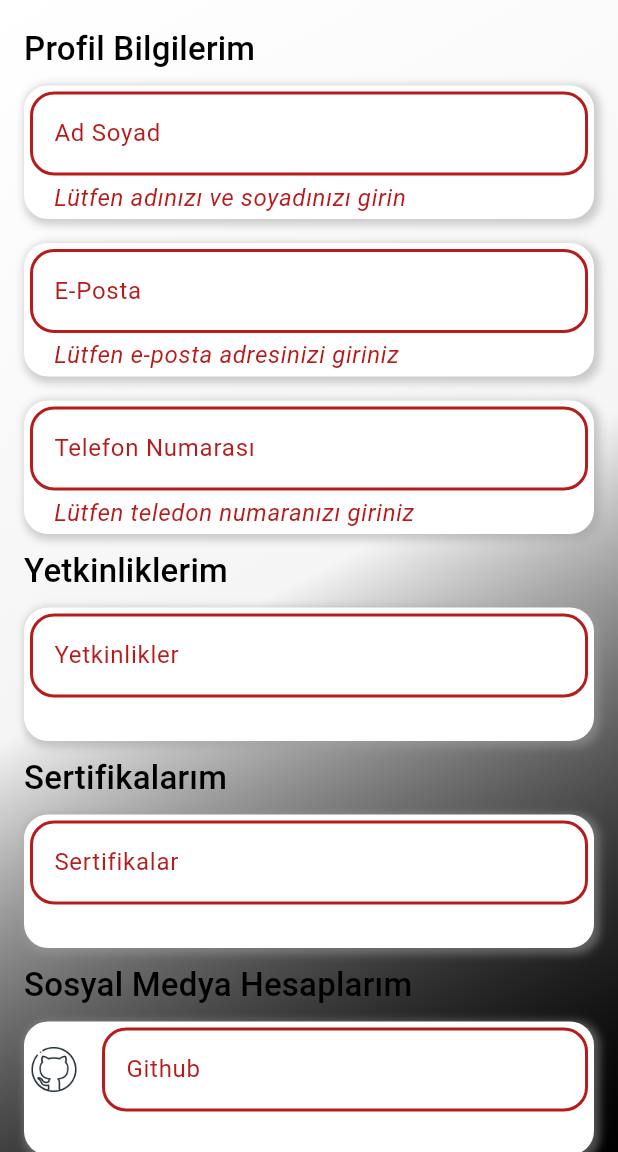
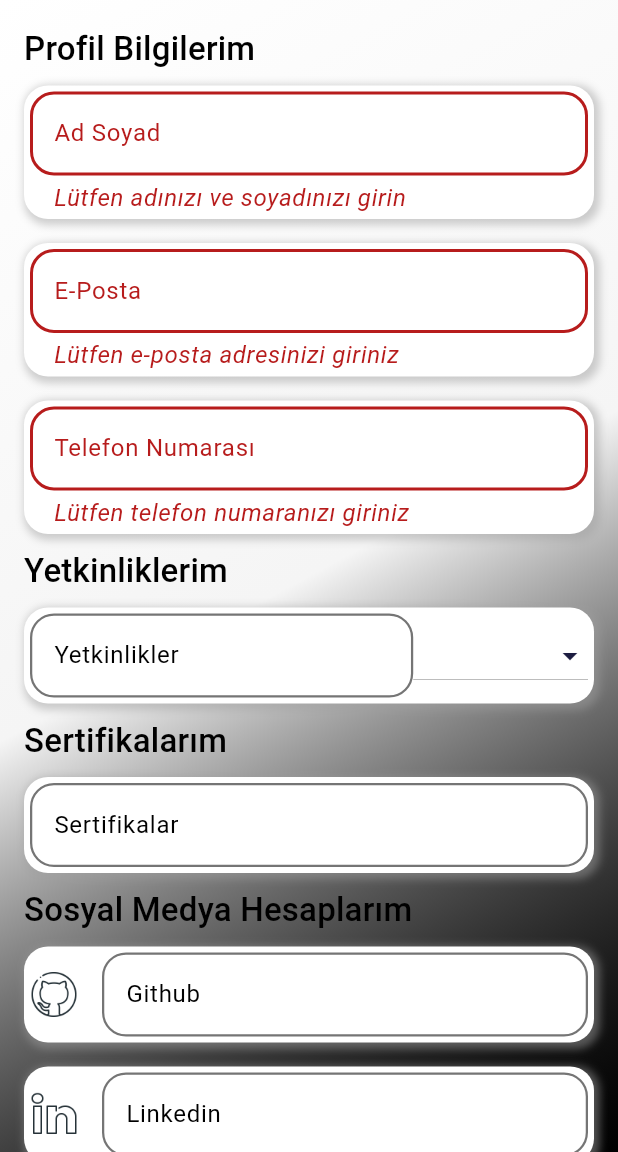
Before and after one commit to zehraCoskun/Tobeto-Mobile, a Flutter app: the ProfileEditPage screen opened by its route, after a tap on the "check circle outline" icon, on a phone screen of 412 x 824 dp, the part 84-1236 px from its top. Run offline on Flutter 3.47's test engine with Material 3 defaults, Android fonts, the phone set to English and light mode, and no system bars; our stand-ins replace bloc, flutter_bloc, lottie, share, syncfusion_flutter_calendar; network calls fail.

Commit message:
some bug fix

```diff
--- /dev/null
+++ b/tobeto_mobil/lib/pages/profile/profile_edit_page/info_title_widget.dart
@@ -0,0 +1,17 @@
+import 'package:flutter/material.dart';
+
+class InfoTitleWidget extends StatelessWidget {
+  const InfoTitleWidget({
+    super.key,
+    required this.title,
+  });
+  final String title;
+
+  @override
+  Widget build(BuildContext context) {
+    return Text(
+      title,
+      style: Theme.of(context).textTheme.titleMedium!.copyWith(fontSize: 22, color: Colors.black),
+    );
+  }
+}
--- a/tobeto_mobil/lib/pages/profile/profile_edit_page/profile_edit_page.dart
+++ b/tobeto_mobil/lib/pages/profile/profile_edit_page/profile_edit_page.dart
@@ -2,7 +2,8 @@ import 'package:flutter/material.dart';
 import 'package:tobeto_mobil/constants/image_text.dart';
 import 'package:tobeto_mobil/constants/pages/profile_text.dart';
 import 'package:tobeto_mobil/core/widgets/secondary_background.dart';
-import 'package:tobeto_mobil/pages/profile/profile_shadow.dart';
+import 'package:tobeto_mobil/pages/profile/profile_edit_page/info_title_widget.dart';
+import 'package:tobeto_mobil/pages/profile/profile_edit_page/profile_text_field.dart';
 import 'package:tobeto_mobil/utils/theme/theme_ios.dart';
 
 class ProfileEditPage extends StatefulWidget {
@@ -16,6 +17,13 @@ class _ProfileEditPage extends State<ProfileEditPage> {
   final TextEditingController _nameController = TextEditingController();
   final TextEditingController _emailController = TextEditingController();
   final TextEditingController _phoneController = TextEditingController();
+  final TextEditingController _competenceController = TextEditingController();
+  final TextEditingController _certificateController = TextEditingController();
+  final TextEditingController _githubController = TextEditingController();
+  final TextEditingController _linkedinController = TextEditingController();
+  final TextEditingController _facebookController = TextEditingController();
+  final TextEditingController _twitterController = TextEditingController();
+  final TextEditingController _instagramController = TextEditingController();
 
   @override
   Widget build(BuildContext context) {
@@ -59,72 +67,43 @@ class _ProfileEditPage extends State<ProfileEditPage> {
                   labelText: "E-Posta",
                   valueIsEmpty: "Lütfen e-posta adresinizi giriniz",
                 ),
-                ProfileTextField(controller: _phoneController, labelText: 'Telefon Numarası', valueIsEmpty: 'Lütfen teledon numaranızı giriniz'),
-                //!
-                InfoTitleWidget(title: "Yetkinliklerim"),
-                ProfileTextField(
-                  controller: _emailController,
+                ProfileTextField(controller: _phoneController, labelText: 'Telefon Numarası', valueIsEmpty: 'Lütfen telefon numaranızı giriniz'),
+                const InfoTitleWidget(title: "Yetkinliklerim"),
+                OptionalProfileTextField(
+                  controller: _competenceController,
                   labelText: "Yetkinlikler",
-                  valueIsEmpty: "",
+                  showDropDown: true,
                 ),
-                //!
                 const InfoTitleWidget(title: "Sertifikalarım"),
-                ProfileTextField(
-                  controller: _emailController,
+                OptionalProfileTextField(
+                  controller: _certificateController,
                   labelText: "Sertifikalar",
-                  valueIsEmpty: "",
                 ),
-                //!
                 const InfoTitleWidget(title: "Sosyal Medya Hesaplarım"),
-                ProfileTextField(
-                  controller: _emailController,
+                OptionalProfileTextField(
+                  controller: _githubController,
                   labelText: "Github",
-                  valueIsEmpty: "",
-                  icon: Image.asset(
-                    github,
-                    height: 32,
-                    width: 32,
-                  ),
+                  icon: Image.asset(github, height: 32, width: 32),
                 ),
-                ProfileTextField(
-                  controller: _emailController,
+                OptionalProfileTextField(
+                  controller: _linkedinController,
                   labelText: "Linkedin",
-                  valueIsEmpty: "",
-                  icon: Image.asset(
-                    linkedin,
-                    height: 32,
-                    width: 32,
-                  ),
+                  icon: Image.asset(linkedin, height: 32, width: 32),
                 ),
-                ProfileTextField(
-                  controller: _emailController,
+                OptionalProfileTextField(
+                  controller: _facebookController,
                   labelText: "Facebook",
-                  valueIsEmpty: "",
-                  icon: Image.asset(
-                    facebook,
-                    height: 32,
-                    width: 32,
-                  ),
+                  icon: Image.asset(facebook, height: 32, width: 32),
                 ),
-                ProfileTextField(
-                  controller: _emailController,
+                OptionalProfileTextField(
+                  controller: _twitterController,
                   labelText: "X",
-                  valueIsEmpty: "",
-                  icon: Image.asset(
-                    twitterX,
-                    height: 32,
-                    width: 32,
-                  ),
+                  icon: Image.asset(twitterX, height: 32, width: 32),
                 ),
-                ProfileTextField(
-                  controller: _emailController,
+                OptionalProfileTextField(
+                  controller: _instagramController,
                   labelText: "Instagram",
-                  valueIsEmpty: "",
-                  icon: Image.asset(
-                    instagram,
-                    height: 32,
-                    width: 32,
-                  ),
+                  icon: Image.asset(instagram, height: 32, width: 32),
                 ),
               ],
             ),
@@ -134,56 +113,3 @@ class _ProfileEditPage extends State<ProfileEditPage> {
     );
   }
 }
-
-class ProfileTextField extends StatelessWidget {
-  const ProfileTextField({
-    super.key,
-    required TextEditingController controller,
-    required this.labelText,
-    required this.valueIsEmpty,
-    this.icon,
-  }) : _controller = controller;
-
-  final TextEditingController _controller;
-  final String labelText;
-  final String valueIsEmpty;
-
-  final Widget? icon;
-  @override
-  Widget build(BuildContext context) {
-    return Container(
-      margin: const EdgeInsets.symmetric(vertical: 8),
-      padding: const EdgeInsets.all(4),
-      decoration: BoxDecoration(color: Colors.white, borderRadius: BorderRadius.circular(16), boxShadow: [ProfileShadow()]),
-      child: TextFormField(
-        controller: _controller,
-        decoration: InputDecoration(
-          labelText: labelText,
-          icon: icon,
-        ),
-        validator: (value) {
-          if (value!.isEmpty) {
-            return valueIsEmpty;
-          }
-          return null;
-        },
-      ),
-    );
-  }
-}
-
-class InfoTitleWidget extends StatelessWidget {
-  const InfoTitleWidget({
-    super.key,
-    required this.title,
-  });
-  final String title;
-
-  @override
-  Widget build(BuildContext context) {
-    return Text(
-      title,
-      style: Theme.of(context).textTheme.titleMedium!.copyWith(fontSize: 22, color: Colors.black),
-    );
-  }
-}
--- /dev/null
+++ b/tobeto_mobil/lib/pages/profile/profile_edit_page/profile_text_field.dart
@@ -0,0 +1,97 @@
+import 'package:flutter/material.dart';
+import 'package:tobeto_mobil/pages/profile/profile_shadow.dart';
+import 'package:tobeto_mobil/utils/theme/theme_ios.dart';
+
+class ProfileTextField extends StatelessWidget {
+  const ProfileTextField({
+    super.key,
+    required TextEditingController controller,
+    required this.labelText,
+    required this.valueIsEmpty,
+    this.icon,
+  }) : _controller = controller;
+
+  final TextEditingController _controller;
+  final String labelText;
+  final String valueIsEmpty;
+
+  final Widget? icon;
+  @override
+  Widget build(BuildContext context) {
+    return Container(
+      margin: const EdgeInsets.symmetric(vertical: 8),
+      padding: const EdgeInsets.all(4),
+      decoration: BoxDecoration(color: Colors.white, borderRadius: BorderRadius.circular(16), boxShadow: [ProfileShadow()]),
+      child: TextFormField(
+        controller: _controller,
+        decoration: InputDecoration(
+          labelText: labelText,
+          icon: icon,
+        ),
+        validator: (value) {
+          if (value!.isEmpty) {
+            return valueIsEmpty;
+          }
+          return null;
+        },
+      ),
+    );
+  }
+}
+
+class OptionalProfileTextField extends StatelessWidget {
+  const OptionalProfileTextField({
+    super.key,
+    required TextEditingController controller,
+    required this.labelText,
+    this.icon,
+    this.showDropDown = false,
+  }) : _controller = controller;
+
+  final TextEditingController _controller;
+  final String labelText;
+  final bool showDropDown;
+
+  final Widget? icon;
+  @override
+  Widget build(BuildContext context) {
+    return Container(
+      margin: const EdgeInsets.symmetric(vertical: 8),
+      padding: const EdgeInsets.all(4),
+      decoration: BoxDecoration(color: Colors.white, borderRadius: BorderRadius.circular(16), boxShadow: [ProfileShadow()]),
+      child: Row(
+        children: [
+          Expanded(
+            child: TextFormField(
+              controller: _controller,
+              decoration: InputDecoration(
+                labelText: labelText,
+                icon: icon,
+              ),
+            ),
+          ),
+          if (showDropDown)
+            DropdownButton(
+              icon: Icon(
+                Icons.arrow_drop_down,
+                color: TobetoDarkColors.lacivert,
+              ),
+              dropdownColor: TobetoDarkColors.lacivert,
+              onChanged: (String? newValue) {},
+              items: <String>[
+                "Flutter",
+                "iOS",
+                "Kotlin",
+                "React Native",
+              ].map<DropdownMenuItem<String>>((String value) {
+                return DropdownMenuItem<String>(
+                  value: value,
+                  child: Text(value),
+                );
+              }).toList(),
+            ),
+        ],
+      ),
+    );
+  }
+}
```
Also changed, not shown: tobeto_mobil/lib/pages/profile/animated_wave_curves.dart (+4 -8 lines).
